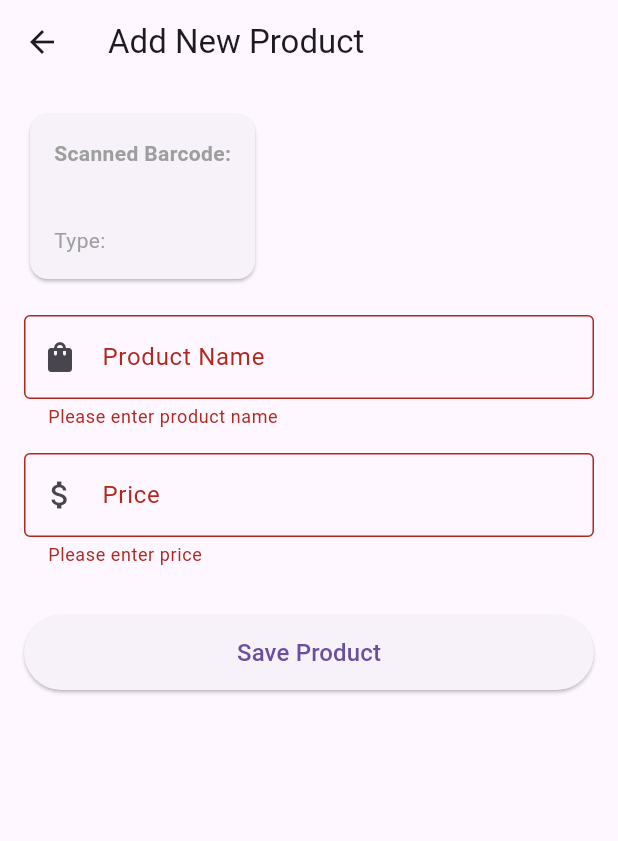
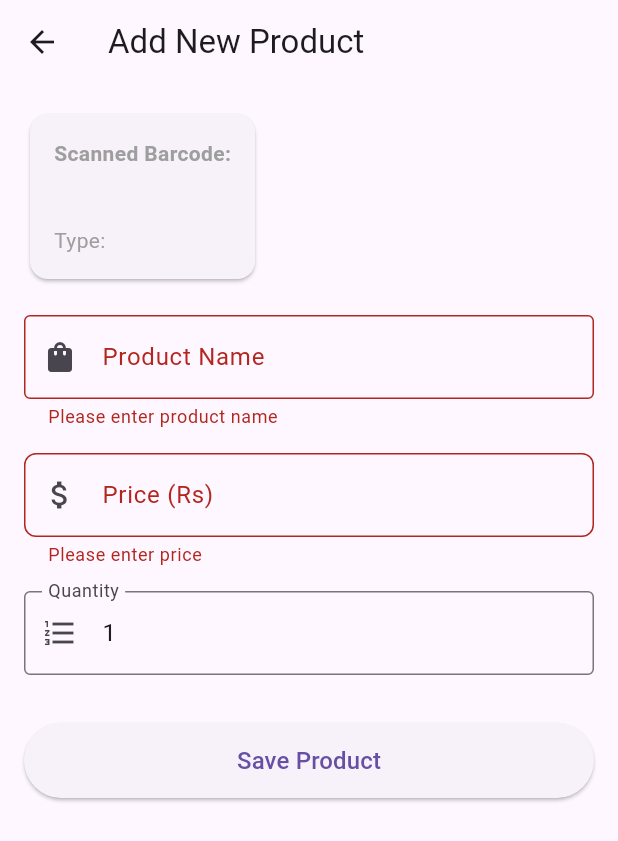
Before and after one commit to poornaD2003/QR_Scanner_App, a Flutter app: the AddProductScreen screen opened directly with empty values, after a tap on "Save Product", on a phone screen of 412 x 824 dp. Shown: the top 841 px of the screen. Run offline on Flutter 3.47's test engine with Material 3 defaults, Android fonts, the phone set to English and light mode, and no system bars; our stand-ins replace flutter_secure_storage, permission_handler, shared_preferences; missing offline and left inert: mobile_scanner; accounts and stored records are empty; network calls fail; statements that could not run were skipped.

Commit message:
add product quantity feild

```diff
--- a/lib/screens/add_product_screen.dart
+++ b/lib/screens/add_product_screen.dart
@@ -22,6 +22,7 @@ class _AddProductScreenState extends State<AddProductScreen> {
   final _formKey = GlobalKey<FormState>();
   final TextEditingController _nameController = TextEditingController();
   final TextEditingController _priceController = TextEditingController();
+  final TextEditingController _quantityController = TextEditingController(text: '1'); // Default quantity to 1
   bool _saving = false;
 
   @override
@@ -35,6 +36,7 @@ class _AddProductScreenState extends State<AddProductScreen> {
   void dispose() {
     _nameController.dispose();
     _priceController.dispose();
+    _quantityController.dispose();
     super.dispose();
   }
 
@@ -50,6 +52,7 @@ class _AddProductScreenState extends State<AddProductScreen> {
         barcode: widget.barcode,
         name: _nameController.text.trim(),
         price: double.parse(_priceController.text),
+        quantity: int.parse(_quantityController.text),
         token: widget.token, // Use the token from widget
       );
 
@@ -152,11 +155,16 @@ class _AddProductScreenState extends State<AddProductScreen> {
               // Price field
               TextFormField(
                 controller: _priceController,
-                decoration: const InputDecoration(
-                  labelText: 'Price',
-                  border: OutlineInputBorder(),
-                  prefixIcon: Icon(Icons.attach_money),
+                decoration:  InputDecoration(
+                  labelText: 'Price (Rs)',
+                  border: OutlineInputBorder(
+                      borderRadius: BorderRadius.circular(8),
+                    ),
+                    prefixIcon: const Icon(Icons.attach_money),
+
+
                 ),
+
                 keyboardType: TextInputType.numberWithOptions(decimal: true),
                 validator: (value) {
                   if (value == null || value.trim().isEmpty) {
@@ -165,6 +173,28 @@ class _AddProductScreenState extends State<AddProductScreen> {
                   final price = double.tryParse(value);
                   if (price == null || price <= 0) {
                     return 'Please enter a valid price';
+                  }
+                  return null;
+                },
+              ),
+              const SizedBox(height: 16),
+
+              // quantity field (optional, default to 1)
+              TextFormField(
+                controller: _quantityController,
+                decoration: const InputDecoration(
+                  labelText: 'Quantity',
+                  border: OutlineInputBorder(),
+                  prefixIcon: Icon(Icons.format_list_numbered),
+                ),
+                keyboardType: TextInputType.numberWithOptions(decimal: true),
+                validator: (value) {
+                  if (value == null || value.trim().isEmpty) {
+                    return 'Please enter quantity';
+                  }
+                  final quantity = double.tryParse(value);
+                  if (quantity == null || quantity <= 0) {
+                    return 'Please enter a valid quantity';
                   }
                   return null;
                 },
```
